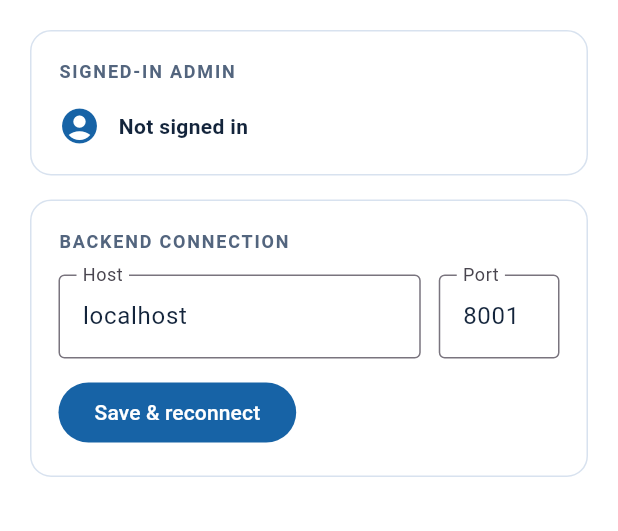
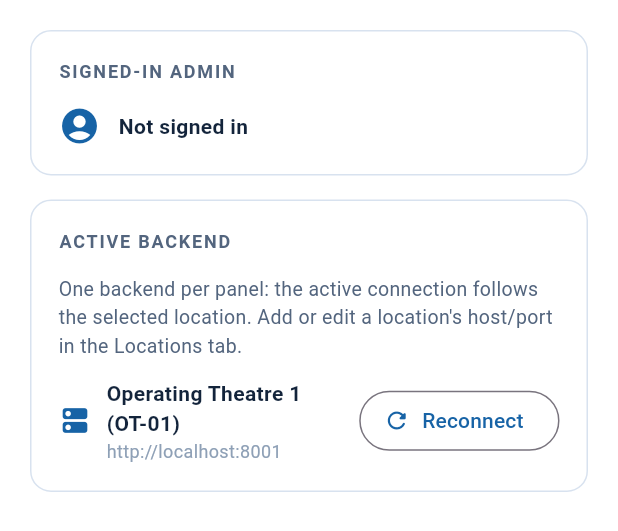
Before and after one commit to MSA5896/OT_Monitor_Dashboard, a Flutter app: the _AccountTab widget shown alone on an empty page, opened directly, on a phone screen of 412 x 824 dp. Shown: the top 531 px of the screen. Run offline on Flutter 3.47's test engine with Material 3 defaults, Android fonts, the phone set to English and light mode, and no system bars; our stand-ins replace fl_chart, shared_preferences; accounts and stored records are empty; network calls fail.

Commit message:
feat(dashboard): integrate MSA logo + one-backend-per-panel architecture
Logo:
- Add MSA Intelligent Healthcare logo (docs/LOGO.png -> dashboard/assets/logo.png),
  shown in the header, the admin login dialog, and as a faint background watermark.

One backend per panel (per your decision — keeps each location's data segregated):
- CriticalLocation now carries its own backend host + port.
- Selecting a location reconnects the live WebSocket/REST to that location's backend.
- Admin "Add location" dialog takes host/port; Locations list shows host:port.
- Account tab now shows the active backend (driven by the selected location) with a
  Reconnect button, instead of a separate manual host/port (single source of truth).

Docs:
- REVIEW_NOTES.md updated: logo + architecture resolved; remaining open items renumbered.

analyze clean; flutter test green; rebuilt + ran on Windows at 1024x768.

Co-Authored-By: Claude Opus 4.8 <noreply@anthropic.com>

```diff
--- a/ot_monitor/dashboard/lib/main.dart
+++ b/ot_monitor/dashboard/lib/main.dart
@@ -281,22 +281,11 @@ class _HeaderBarState extends State<_HeaderBar> {
             icon: const Icon(Icons.menu_rounded, color: AppColors.textSecondary),
             tooltip: 'Menu',
           ),
-          // Brand / logo placeholder (bluish) — swap for the real logo asset later.
-          Container(
-            width: 34,
-            height: 34,
-            decoration: BoxDecoration(
-              gradient: const LinearGradient(
-                colors: [AppColors.accent, AppColors.accentLight],
-                begin: Alignment.topLeft,
-                end: Alignment.bottomRight,
-              ),
-              borderRadius: BorderRadius.circular(9),
-            ),
-            child: const Icon(Icons.monitor_heart_rounded,
-                color: Colors.white, size: 20),
-          ),
-          const SizedBox(width: 10),
+          // MSA Intelligent Healthcare logo
+          Image.asset('assets/logo.png', height: 38),
+          const SizedBox(width: 12),
+          Container(width: 1, height: 26, color: AppColors.border),
+          const SizedBox(width: 12),
           const Text('OT Infection Monitor',
               style: TextStyle(
                   fontSize: 16,
@@ -474,9 +463,12 @@ class _AdminLoginDialogState extends State<_AdminLoginDialog> {
         child: Column(
           mainAxisSize: MainAxisSize.min,
           children: [
+            Image.asset('assets/logo.png', height: 52),
+            const SizedBox(height: 14),
             const Text(
               'Settings and configuration are restricted to hospital admins.',
               style: TextStyle(fontSize: 13, color: AppColors.textSecondary),
+              textAlign: TextAlign.center,
             ),
             const SizedBox(height: 16),
             TextField(
--- a/ot_monitor/dashboard/lib/models/location.dart
+++ b/ot_monitor/dashboard/lib/models/location.dart
@@ -1,27 +1,34 @@
 /// A monitored critical location (OT, ICU, cleanroom, …). Admins define these;
 /// nurses/stewards pick one on the Monitor screen.
 ///
-/// NOTE: the current backend streams a single device on one WebSocket. Until the
-/// backend supports multiple devices, the selected location drives the displayed
-/// name/identity while live data comes from the connected backend. See
-/// REVIEW_NOTES.md ("Multi-location backend").
+/// Architecture: **one backend per panel/location** (the chosen approach — keeps
+/// each location's data segregated and easy to diagnose). Each location therefore
+/// carries the network address (host + port) of its own backend. Selecting a
+/// location points the dashboard's live connection at that backend.
 class CriticalLocation {
   final String id; // e.g. OT-01
   final String name; // e.g. Operating Theatre 1
   final String type; // OT | ICU | LAB | CLEANROOM | OTHER
+  final String host; // backend host/IP for this location's panel
+  final int port; // backend port (default 8001)
 
   const CriticalLocation({
     required this.id,
     required this.name,
     this.type = 'OT',
+    this.host = 'localhost',
+    this.port = 8001,
   });
 
-  Map<String, dynamic> toJson() => {'id': id, 'name': name, 'type': type};
+  Map<String, dynamic> toJson() =>
+      {'id': id, 'name': name, 'type': type, 'host': host, 'port': port};
 
   factory CriticalLocation.fromJson(Map<String, dynamic> j) => CriticalLocation(
         id: (j['id'] ?? '').toString(),
         name: (j['name'] ?? '').toString(),
         type: (j['type'] ?? 'OT').toString(),
+        host: (j['host'] ?? 'localhost').toString(),
+        port: (j['port'] is num) ? (j['port'] as num).toInt() : 8001,
       );
 
   static const List<String> types = ['OT', 'ICU', 'LAB', 'CLEANROOM', 'OTHER'];
--- a/ot_monitor/dashboard/lib/screens/settings_screen.dart
+++ b/ot_monitor/dashboard/lib/screens/settings_screen.dart
@@ -248,6 +248,8 @@ class _LocationsTab extends StatelessWidget {
     final provider = context.read<DashboardProvider>();
     final idC = TextEditingController();
     final nameC = TextEditingController();
+    final hostC = TextEditingController(text: 'localhost');
+    final portC = TextEditingController(text: '8001');
     String type = 'OT';
     final result = await showDialog<bool>(
       context: context,
@@ -283,6 +285,30 @@ class _LocationsTab extends StatelessWidget {
                       .toList(),
                   onChanged: (v) => setLocal(() => type = v ?? 'OT'),
                 ),
+                const SizedBox(height: 12),
+                Row(
+                  children: [
+                    Expanded(
+                      flex: 3,
+                      child: TextField(
+                        controller: hostC,
+                        decoration: const InputDecoration(
+                            labelText: 'Backend host / IP',
+                            helperText: 'Panel running this location\'s backend',
+                            border: OutlineInputBorder()),
+                      ),
+                    ),
+                    const SizedBox(width: 12),
+                    Expanded(
+                      child: TextField(
+                        controller: portC,
+                        keyboardType: TextInputType.number,
+                        decoration: const InputDecoration(
+                            labelText: 'Port', border: OutlineInputBorder()),
+                      ),
+                    ),
+                  ],
+                ),
               ],
             ),
           ),
@@ -310,8 +336,13 @@ class _LocationsTab extends StatelessWidget {
         }
         return;
       }
-      await provider.addLocation(
-          CriticalLocation(id: id, name: name, type: type));
+      await provider.addLocation(CriticalLocation(
+        id: id,
+        name: name,
+        type: type,
+        host: hostC.text.trim().isEmpty ? 'localhost' : hostC.text.trim(),
+        port: int.tryParse(portC.text.trim()) ?? 8001,
+      ));
     }
   }
 
@@ -369,7 +400,7 @@ class _LocationsTab extends StatelessWidget {
                               style: const TextStyle(
                                   fontWeight: FontWeight.w700,
                                   color: AppColors.textPrimary)),
-                          Text('${l.id}  ·  ${l.type}',
+                          Text('${l.id}  ·  ${l.type}  ·  ${l.host}:${l.port}',
                               style: const TextStyle(
                                   fontSize: 12, color: AppColors.textMuted)),
                         ],
@@ -414,34 +445,16 @@ class _AccountTab extends StatefulWidget {
 }
 
 class _AccountTabState extends State<_AccountTab> {
-  late final TextEditingController _host =
-      TextEditingController(text: AppConfig.host);
-  late final TextEditingController _port =
-      TextEditingController(text: AppConfig.port.toString());
-
-  @override
-  void dispose() {
-    _host.dispose();
-    _port.dispose();
-    super.dispose();
-  }
-
   void _snack(String m) {
     if (!mounted) return;
     ScaffoldMessenger.of(context).showSnackBar(SnackBar(content: Text(m)));
   }
 
-  Future<void> _save() async {
-    final port = int.tryParse(_port.text.trim()) ?? AppConfig.port;
-    await AppConfig.save(_host.text, port);
-    if (!mounted) return;
-    context.read<DashboardProvider>().reconnect();
-    _snack('Connection updated — reconnecting to ${AppConfig.wsUrl}');
-  }
-
   @override
   Widget build(BuildContext context) {
-    final api = context.watch<DashboardProvider>().api;
+    final provider = context.watch<DashboardProvider>();
+    final api = provider.api;
+    final loc = provider.selectedLocation;
     return ListView(
       padding: const EdgeInsets.all(20),
       children: [
@@ -472,33 +485,40 @@ class _AccountTabState extends State<_AccountTab> {
             ],
           ),
         ]),
-        _card('BACKEND CONNECTION', [
+        _card('ACTIVE BACKEND', [
+          const Text(
+            'One backend per panel: the active connection follows the selected '
+            'location. Add or edit a location\'s host/port in the Locations tab.',
+            style: TextStyle(fontSize: 13, color: AppColors.textSecondary),
+          ),
+          const SizedBox(height: 12),
           Row(
             children: [
+              const Icon(Icons.dns_rounded, color: AppColors.accent, size: 22),
+              const SizedBox(width: 10),
               Expanded(
-                flex: 3,
-                child: TextField(
-                  controller: _host,
-                  decoration: const InputDecoration(
-                      labelText: 'Host', border: OutlineInputBorder()),
+                child: Column(
+                  crossAxisAlignment: CrossAxisAlignment.start,
+                  children: [
+                    Text(loc != null ? '${loc.name}  (${loc.id})' : '—',
+                        style: const TextStyle(
+                            fontWeight: FontWeight.w700,
+                            color: AppColors.textPrimary)),
+                    Text(AppConfig.httpBase,
+                        style: const TextStyle(
+                            fontSize: 12, color: AppColors.textMuted)),
+                  ],
                 ),
               ),
-              const SizedBox(width: 12),
-              Expanded(
-                child: TextField(
-                  controller: _port,
-                  keyboardType: TextInputType.number,
-                  decoration: const InputDecoration(
-                      labelText: 'Port', border: OutlineInputBorder()),
-                ),
+              OutlinedButton.icon(
+                onPressed: () {
+                  provider.reconnect();
+                  _snack('Reconnecting to ${AppConfig.wsUrl}');
+                },
+                icon: const Icon(Icons.refresh_rounded, size: 18),
+                label: const Text('Reconnect'),
               ),
             ],
-          ),
-          const SizedBox(height: 12),
-          FilledButton(
-            style: FilledButton.styleFrom(backgroundColor: AppColors.accent),
-            onPressed: _save,
-            child: const Text('Save & reconnect'),
           ),
         ]),
       ],
--- a/ot_monitor/dashboard/pubspec.yaml
+++ b/ot_monitor/dashboard/pubspec.yaml
@@ -38,3 +38,5 @@ dev_dependencies:
 
 flutter:
   uses-material-design: true
+  assets:
+    - assets/logo.png
```
Also changed, not shown: ot_monitor/dashboard/lib/providers/dashboard_provider.dart (+13 -0 lines), ot_monitor/dashboard/lib/widgets/app_background.dart (+11 -14 lines), docs/LOGO.png (added), ot_monitor/dashboard/assets/logo.png (added), 1 other file.
